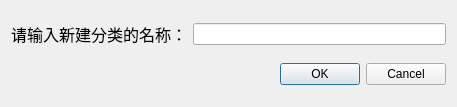
Old version of the form RSStalk/addfolder.ui in the repository oduiwei/RSStalk.
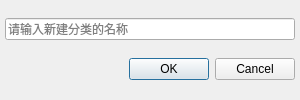
New version of the form.

```diff
--- a/RSStalk/addfolder.ui
+++ b/RSStalk/addfolder.ui
@@ -6,40 +6,47 @@
    <rect>
     <x>0</x>
     <y>0</y>
-    <width>457</width>
-    <height>107</height>
+    <width>300</width>
+    <height>100</height>
    </rect>
   </property>
+  <property name="minimumSize">
+   <size>
+    <width>300</width>
+    <height>100</height>
+   </size>
+  </property>
+  <property name="maximumSize">
+   <size>
+    <width>300</width>
+    <height>100</height>
+   </size>
+  </property>
   <property name="windowTitle">
    <string>Dialog</string>
   </property>
-  <layout class="QHBoxLayout" name="horizontalLayout_2">
-   <item>
     <layout class="QVBoxLayout" name="verticalLayout">
-     <item>
-      <layout class="QHBoxLayout" name="horizontalLayout">
-       <item>
-        <widget class="QLabel" name="folderNameLabel">
-         <property name="font">
-          <font>
-           <family>宋体</family>
-           <pointsize>12</pointsize>
-           <weight>50</weight>
-           <bold>false</bold>
-          </font>
-         </property>
-         <property name="frameShape">
-          <enum>QFrame::NoFrame</enum>
-         </property>
-         <property name="text">
-          <string>请输入新建分类的名称：</string>
-         </property>
-        </widget>
-       </item>
-       <item>
-        <widget class="QLineEdit" name="folderNameLineEdit"/>
-       </item>
-      </layout>
+   <property name="spacing">
+    <number>0</number>
+   </property>
+   <property name="leftMargin">
+    <number>5</number>
+   </property>
+   <property name="topMargin">
+    <number>0</number>
+   </property>
+   <property name="rightMargin">
+    <number>5</number>
+   </property>
+   <property name="bottomMargin">
+    <number>0</number>
+   </property>
+   <item>
+    <widget class="QLineEdit" name="folderNameLineEdit">
+     <property name="placeholderText">
+      <string>请输入新建分类的名称</string>
+     </property>
+    </widget>
      </item>
      <item>
       <widget class="QDialogButtonBox" name="buttonBox">
@@ -50,8 +57,6 @@
         <set>QDialogButtonBox::Cancel|QDialogButtonBox::Ok</set>
        </property>
       </widget>
-     </item>
-    </layout>
    </item>
   </layout>
  </widget>
```
Lines whose indentation alone changed are shown as unchanged.
